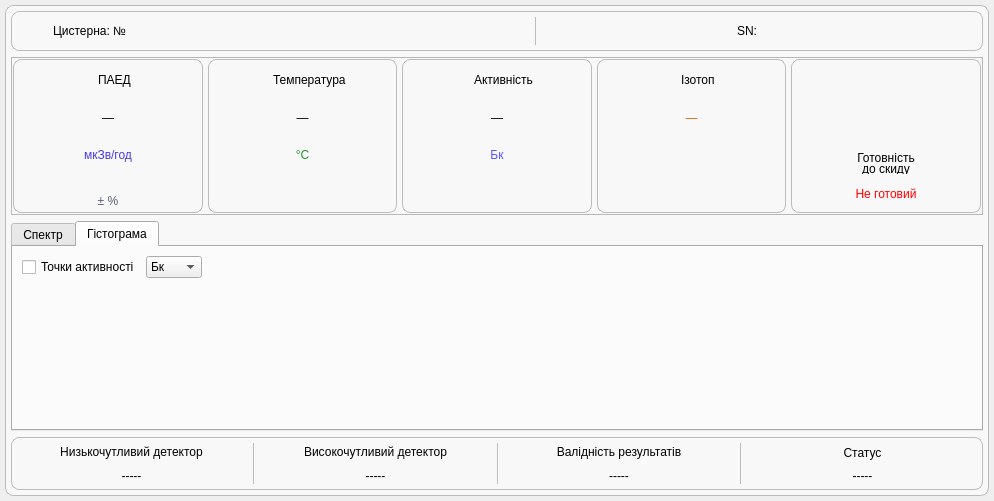
The window that _UI/dashboardbarrel.ui (Miskiv-Andrew/wroc) describes before a commit, drawn with Qt 5.
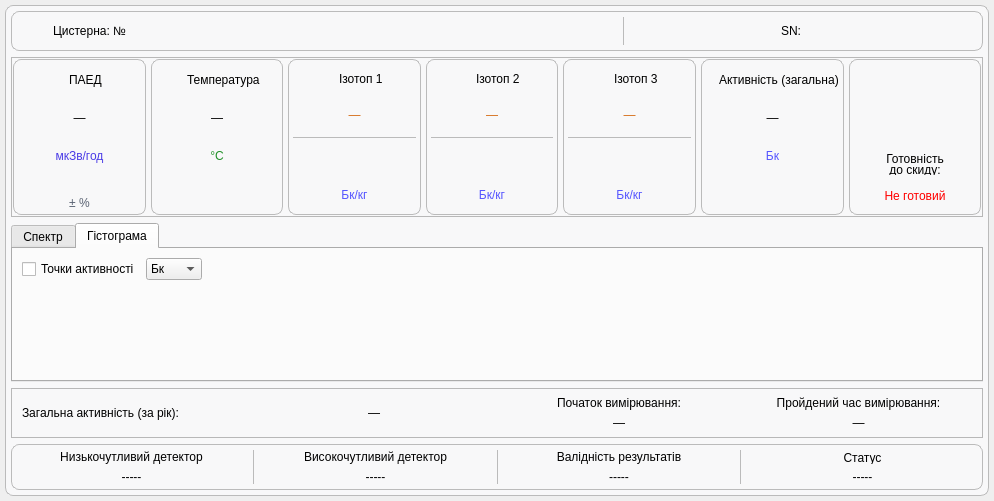
The same window after the commit. The open tabs and pages were chosen to show the change.

```diff
--- a/_UI/dashboardbarrel.ui
+++ b/_UI/dashboardbarrel.ui
@@ -74,7 +74,7 @@
      <property name="frameShadow">
       <enum>QFrame::Shadow::Raised</enum>
      </property>
-     <layout class="QGridLayout" name="gridLayout_3" rowstretch="1,3,4,1">
+     <layout class="QGridLayout" name="gridLayout_3" rowstretch="1,0,0,0,0">
       <property name="leftMargin">
        <number>5</number>
       </property>
@@ -90,7 +90,110 @@
       <property name="horizontalSpacing">
        <number>5</number>
       </property>
-      <item row="3" column="0">
+      <item row="2" column="0">
+       <widget class="QTabWidget" name="selectorGraph">
+        <property name="styleSheet">
+         <string notr="true">#selectorGraph {
+border: 1px solid black;
+border-radius: 8px
+}</string>
+        </property>
+        <property name="currentIndex">
+         <number>0</number>
+        </property>
+        <widget class="QWidget" name="spectrumWidget">
+         <attribute name="title">
+          <string>Спектр</string>
+         </attribute>
+         <layout class="QVBoxLayout" name="verticalLayout_2">
+          <property name="leftMargin">
+           <number>9</number>
+          </property>
+          <property name="topMargin">
+           <number>9</number>
+          </property>
+          <property name="rightMargin">
+           <number>9</number>
+          </property>
+          <property name="bottomMargin">
+           <number>9</number>
+          </property>
+         </layout>
+        </widget>
+        <widget class="QWidget" name="histogram">
+         <attribute name="title">
+          <string>Гістограма</string>
+         </attribute>
+         <layout class="QVBoxLayout" name="verticalLayout_4">
+          <property name="leftMargin">
+           <number>9</number>
+          </property>
+          <property name="topMargin">
+           <number>9</number>
+          </property>
+          <property name="rightMargin">
+           <number>9</number>
+          </property>
+          <property name="bottomMargin">
+           <number>9</number>
+          </property>
+          <item>
+           <layout class="QVBoxLayout" name="verticalLayout" stretch="0,10">
+            <item>
+             <layout class="QHBoxLayout" name="horizontalLayout">
+              <item>
+               <widget class="QCheckBox" name="checkHistogram">
+                <property name="text">
+                 <string>Точки активності</string>
+                </property>
+               </widget>
+              </item>
+              <item>
+               <widget class="QComboBox" name="chooseActivityValue">
+                <item>
+                 <property name="text">
+                  <string>Бк</string>
+                 </property>
+                </item>
+                <item>
+                 <property name="text">
+                  <string>Бк/кг</string>
+                 </property>
+                </item>
+               </widget>
+              </item>
+              <item>
+               <spacer name="horizontalSpacer_12">
+                <property name="orientation">
+                 <enum>Qt::Orientation::Horizontal</enum>
+                </property>
+                <property name="sizeHint" stdset="0">
+                 <size>
+                  <width>40</width>
+                  <height>20</height>
+                 </size>
+                </property>
+               </spacer>
+              </item>
+             </layout>
+            </item>
+            <item>
+             <widget class="QWidget" name="histogramWidget" native="true">
+              <property name="sizePolicy">
+               <sizepolicy hsizetype="Preferred" vsizetype="Preferred">
+                <horstretch>0</horstretch>
+                <verstretch>0</verstretch>
+               </sizepolicy>
+              </property>
+             </widget>
+            </item>
+           </layout>
+          </item>
+         </layout>
+        </widget>
+       </widget>
+      </item>
+      <item row="4" column="0">
        <widget class="QFrame" name="statusSection">
         <property name="styleSheet">
          <string notr="true">#statusSection {
@@ -351,6 +454,21 @@
              </property>
             </widget>
            </item>
+           <item>
+            <widget class="QLabel" name="barrelFullness">
+             <property name="styleSheet">
+              <string notr="true">font: 700 11pt &quot;Segoe UI&quot;;
+
+</string>
+             </property>
+             <property name="text">
+              <string/>
+             </property>
+             <property name="alignment">
+              <set>Qt::AlignmentFlag::AlignLeading|Qt::AlignmentFlag::AlignLeft|Qt::AlignmentFlag::AlignVCenter</set>
+             </property>
+            </widget>
+           </item>
            <item>
             <spacer name="horizontalSpacer_2">
              <property name="orientation">
@@ -414,109 +532,6 @@
         </layout>
        </widget>
       </item>
-      <item row="2" column="0">
-       <widget class="QTabWidget" name="selectorGraph">
-        <property name="styleSheet">
-         <string notr="true">#selectorGraph {
-border: 1px solid black;
-border-radius: 8px
-}</string>
-        </property>
-        <property name="currentIndex">
-         <number>0</number>
-        </property>
-        <widget class="QWidget" name="spectrumWidget">
-         <attribute name="title">
-          <string>Спектр</string>
-         </attribute>
-         <layout class="QVBoxLayout" name="verticalLayout_2">
-          <property name="leftMargin">
-           <number>9</number>
-          </property>
-          <property name="topMargin">
-           <number>9</number>
-          </property>
-          <property name="rightMargin">
-           <number>9</number>
-          </property>
-          <property name="bottomMargin">
-           <number>9</number>
-          </property>
-         </layout>
-        </widget>
-        <widget class="QWidget" name="histogram">
-         <attribute name="title">
-          <string>Гістограма</string>
-         </attribute>
-         <layout class="QVBoxLayout" name="verticalLayout_4">
-          <property name="leftMargin">
-           <number>9</number>
-          </property>
-          <property name="topMargin">
-           <number>9</number>
-          </property>
-          <property name="rightMargin">
-           <number>9</number>
-          </property>
-          <property name="bottomMargin">
-           <number>9</number>
-          </property>
-          <item>
-           <layout class="QVBoxLayout" name="verticalLayout" stretch="0,10">
-            <item>
-             <layout class="QHBoxLayout" name="horizontalLayout">
-              <item>
-               <widget class="QCheckBox" name="checkHistogram">
-                <property name="text">
-                 <string>Точки активності</string>
-                </property>
-               </widget>
-              </item>
-              <item>
-               <widget class="QComboBox" name="chooseActivityValue">
-                <item>
-                 <property name="text">
-                  <string>Бк</string>
-                 </property>
-                </item>
-                <item>
-                 <property name="text">
-                  <string>Бк/кг</string>
-                 </property>
-                </item>
-               </widget>
-              </item>
-              <item>
-               <spacer name="horizontalSpacer_12">
-                <property name="orientation">
-                 <enum>Qt::Orientation::Horizontal</enum>
-                </property>
-                <property name="sizeHint" stdset="0">
-                 <size>
-                  <width>40</width>
-                  <height>20</height>
-                 </size>
-                </property>
-               </spacer>
-              </item>
-             </layout>
-            </item>
-            <item>
-             <widget class="QWidget" name="histogramWidget" native="true">
-              <property name="sizePolicy">
-               <sizepolicy hsizetype="Preferred" vsizetype="Preferred">
-                <horstretch>0</horstretch>
-                <verstretch>0</verstretch>
-               </sizepolicy>
-              </property>
-             </widget>
-            </item>
-           </layout>
-          </item>
-         </layout>
-        </widget>
-       </widget>
-      </item>
       <item row="1" column="0">
        <widget class="QFrame" name="measureSection">
         <property name="sizePolicy">
@@ -548,7 +563,7 @@
           <number>1</number>
          </property>
          <item>
-          <layout class="QHBoxLayout" name="horizontalLayout_6" stretch="1,1,1,1,1">
+          <layout class="QHBoxLayout" name="horizontalLayout_6" stretch="1,1,1,1,1,1,1">
            <item>
             <widget class="QWidget" name="widgetDose" native="true">
              <property name="styleSheet">
@@ -800,6 +815,417 @@
              </layout>
             </widget>
            </item>
+           <item>
+            <widget class="QWidget" name="widgetIsotope1" native="true">
+             <property name="styleSheet">
+              <string notr="true">#widgetIsotope1 {
+border: 1px solid #bbb;
+border-radius: 8px
+}</string>
+             </property>
+             <layout class="QVBoxLayout" name="verticalLayout_16">
+              <property name="leftMargin">
+               <number>5</number>
+              </property>
+              <property name="topMargin">
+               <number>5</number>
+              </property>
+              <property name="rightMargin">
+               <number>5</number>
+              </property>
+              <property name="bottomMargin">
+               <number>5</number>
+              </property>
+              <item>
+               <layout class="QVBoxLayout" name="verticalLayout_15">
+                <item>
+                 <layout class="QHBoxLayout" name="horizontalLayout_11">
+                  <item>
+                   <spacer name="horizontalSpacer_8">
+                    <property name="orientation">
+                     <enum>Qt::Orientation::Horizontal</enum>
+                    </property>
+                    <property name="sizeHint" stdset="0">
+                     <size>
+                      <width>40</width>
+                      <height>20</height>
+                     </size>
+                    </property>
+                   </spacer>
+                  </item>
+                  <item>
+                   <widget class="QLabel" name="iconIsotope">
+                    <property name="maximumSize">
+                     <size>
+                      <width>30</width>
+                      <height>30</height>
+                     </size>
+                    </property>
+                    <property name="text">
+                     <string/>
+                    </property>
+                    <property name="scaledContents">
+                     <bool>true</bool>
+                    </property>
+                   </widget>
+                  </item>
+                  <item>
+                   <widget class="QLabel" name="iconisotopeLabel">
+                    <property name="styleSheet">
+                     <string notr="true">font: 600 9pt &quot;Segoe UI&quot;;</string>
+                    </property>
+                    <property name="text">
+                     <string>Ізотоп 1</string>
+                    </property>
+                   </widget>
+                  </item>
+                  <item>
+                   <spacer name="horizontalSpacer_9">
+                    <property name="orientation">
+                     <enum>Qt::Orientation::Horizontal</enum>
+                    </property>
+                    <property name="sizeHint" stdset="0">
+                     <size>
+                      <width>40</width>
+                      <height>20</height>
+                     </size>
+                    </property>
+                   </spacer>
+                  </item>
+                 </layout>
+                </item>
+                <item>
+                 <widget class="QLabel" name="isotopeValue1">
+                  <property name="styleSheet">
+                   <string notr="true">color: rgb(213, 108, 22);
+font: 700 13pt &quot;Segoe UI&quot;;
+
+</string>
+                  </property>
+                  <property name="text">
+                   <string>—</string>
+                  </property>
+                  <property name="alignment">
+                   <set>Qt::AlignmentFlag::AlignCenter</set>
+                  </property>
+                 </widget>
+                </item>
+                <item>
+                 <widget class="QFrame" name="frame_5">
+                  <property name="styleSheet">
+                   <string notr="true">color: #bbb;</string>
+                  </property>
+                  <property name="frameShape">
+                   <enum>QFrame::Shape::HLine</enum>
+                  </property>
+                  <property name="frameShadow">
+                   <enum>QFrame::Shadow::Plain</enum>
+                  </property>
+                 </widget>
+                </item>
+                <item>
+                 <widget class="QLabel" name="isotopeActivity1">
+                  <property name="text">
+                   <string/>
+                  </property>
+                  <property name="alignment">
+                   <set>Qt::AlignmentFlag::AlignCenter</set>
+                  </property>
+                 </widget>
+                </item>
+                <item>
+                 <widget class="QLabel" name="label">
+                  <property name="styleSheet">
+                   <string notr="true">color: rgb(85, 85, 255);
+font: 700 10pt &quot;Segoe UI&quot;;</string>
+                  </property>
+                  <property name="text">
+                   <string>Бк/кг</string>
+                  </property>
+                  <property name="alignment">
+                   <set>Qt::AlignmentFlag::AlignCenter</set>
+                  </property>
+                 </widget>
+                </item>
+               </layout>
+              </item>
+             </layout>
+            </widget>
+           </item>
+           <item>
+            <widget class="QWidget" name="widgetIsotope2" native="true">
+             <property name="styleSheet">
+              <string notr="true">#widgetIsotope2 {
+border: 1px solid #bbb;
+border-radius: 8px
+}</string>
+             </property>
+             <layout class="QVBoxLayout" name="verticalLayout_24">
+              <property name="leftMargin">
+               <number>5</number>
+              </property>
+              <property name="topMargin">
+               <number>5</number>
+              </property>
+              <property name="rightMargin">
+               <number>5</number>
+              </property>
+              <property name="bottomMargin">
+               <number>5</number>
+              </property>
+              <item>
+               <layout class="QVBoxLayout" name="verticalLayout_26">
+                <item>
+                 <layout class="QHBoxLayout" name="horizontalLayout_18">
+                  <item>
+                   <spacer name="horizontalSpacer_15">
+                    <property name="orientation">
+                     <enum>Qt::Orientation::Horizontal</enum>
+                    </property>
+                    <property name="sizeHint" stdset="0">
+                     <size>
+                      <width>40</width>
+                      <height>20</height>
+                     </size>
+                    </property>
+                   </spacer>
+                  </item>
+                  <item>
+                   <widget class="QLabel" name="iconIsotope2">
+                    <property name="maximumSize">
+                     <size>
+                      <width>30</width>
+                      <height>30</height>
+                     </size>
+                    </property>
+                    <property name="text">
+                     <string/>
+                    </property>
+                    <property name="scaledContents">
+                     <bool>true</bool>
+                    </property>
+                   </widget>
+                  </item>
+                  <item>
+                   <widget class="QLabel" name="iconisotopeLabel_2">
+                    <property name="styleSheet">
+                     <string notr="true">font: 600 9pt &quot;Segoe UI&quot;;</string>
+                    </property>
+                    <property name="text">
+                     <string>Ізотоп 2</string>
+                    </property>
+                   </widget>
+                  </item>
+                  <item>
+                   <spacer name="horizontalSpacer_16">
+                    <property name="orientation">
+                     <enum>Qt::Orientation::Horizontal</enum>
+                    </property>
+                    <property name="sizeHint" stdset="0">
+                     <size>
+                      <width>40</width>
+                      <height>20</height>
+                     </size>
+                    </property>
+                   </spacer>
+                  </item>
+                 </layout>
+                </item>
+                <item>
+                 <widget class="QLabel" name="isotopeValue2">
+                  <property name="styleSheet">
+                   <string notr="true">color: rgb(213, 108, 22);
+font: 700 13pt &quot;Segoe UI&quot;;
+
+</string>
+                  </property>
+                  <property name="text">
+                   <string>—</string>
+                  </property>
+                  <property name="alignment">
+                   <set>Qt::AlignmentFlag::AlignCenter</set>
+                  </property>
+                 </widget>
+                </item>
+                <item>
+                 <widget class="QFrame" name="frame_6">
+                  <property name="styleSheet">
+                   <string notr="true">color: #bbb;</string>
+                  </property>
+                  <property name="frameShape">
+                   <enum>QFrame::Shape::HLine</enum>
+                  </property>
+                  <property name="frameShadow">
+                   <enum>QFrame::Shadow::Plain</enum>
+                  </property>
+                 </widget>
+                </item>
+                <item>
+                 <widget class="QLabel" name="isotopeActivity2">
+                  <property name="text">
+                   <string/>
+                  </property>
+                  <property name="alignment">
+                   <set>Qt::AlignmentFlag::AlignCenter</set>
+                  </property>
+                 </widget>
+                </item>
+                <item>
+                 <widget class="QLabel" name="label_13">
+                  <property name="styleSheet">
+                   <string notr="true">color: rgb(85, 85, 255);
+font: 700 10pt &quot;Segoe UI&quot;;</string>
+                  </property>
+                  <property name="text">
+                   <string>Бк/кг</string>
+                  </property>
+                  <property name="alignment">
+                   <set>Qt::AlignmentFlag::AlignCenter</set>
+                  </property>
+                 </widget>
+                </item>
+               </layout>
+              </item>
+             </layout>
+            </widget>
+           </item>
+           <item>
+            <widget class="QWidget" name="widgetIsotope3" native="true">
+             <property name="styleSheet">
+              <string notr="true">#widgetIsotope3 {
+border: 1px solid #bbb;
+border-radius: 8px
+}</string>
+             </property>
+             <layout class="QVBoxLayout" name="verticalLayout_33">
+              <property name="leftMargin">
+               <number>5</number>
+              </property>
+              <property name="topMargin">
+               <number>5</number>
+              </property>
+              <property name="rightMargin">
+               <number>5</number>
+              </property>
+              <property name="bottomMargin">
+               <number>5</number>
+              </property>
+              <item>
+               <layout class="QVBoxLayout" name="verticalLayout_34">
+                <item>
+                 <layout class="QHBoxLayout" name="horizontalLayout_24">
+                  <item>
+                   <spacer name="horizontalSpacer_23">
+                    <property name="orientation">
+                     <enum>Qt::Orientation::Horizontal</enum>
+                    </property>
+                    <property name="sizeHint" stdset="0">
+                     <size>
+                      <width>40</width>
+                      <height>20</height>
+                     </size>
+                    </property>
+                   </spacer>
+                  </item>
+                  <item>
+                   <widget class="QLabel" name="iconIsotope3">
+                    <property name="maximumSize">
+                     <size>
+                      <width>30</width>
+                      <height>30</height>
+                     </size>
+                    </property>
+                    <property name="text">
+                     <string/>
+                    </property>
+                    <property name="scaledContents">
+                     <bool>true</bool>
+                    </property>
+                   </widget>
+                  </item>
+                  <item>
+                   <widget class="QLabel" name="iconisotopeLabel_6">
+                    <property name="styleSheet">
+                     <string notr="true">font: 600 9pt &quot;Segoe UI&quot;;</string>
+                    </property>
+                    <property name="text">
+                     <string>Ізотоп 3</string>
+                    </property>
+                   </widget>
+                  </item>
+                  <item>
+                   <spacer name="horizontalSpacer_24">
+                    <property name="orientation">
+                     <enum>Qt::Orientation::Horizontal</enum>
+                    </property>
+                    <property name="sizeHint" stdset="0">
+                     <size>
+                      <width>40</width>
+                      <height>20</height>
+                     </size>
+                    </property>
+                   </spacer>
+                  </item>
+                 </layout>
+                </item>
+                <item>
+                 <widget class="QLabel" name="isotopeValue3">
+                  <property name="styleSheet">
+                   <string notr="true">color: rgb(213, 108, 22);
+font: 700 13pt &quot;Segoe UI&quot;;
+
+</string>
+                  </property>
+                  <property name="text">
+                   <string>—</string>
+                  </property>
+                  <property name="alignment">
+                   <set>Qt::AlignmentFlag::AlignCenter</set>
+                  </property>
+                 </widget>
+                </item>
+                <item>
+                 <widget class="QFrame" name="frame_7">
+                  <property name="styleSheet">
+                   <string notr="true">color: #bbb;</string>
+                  </property>
+                  <property name="frameShape">
+                   <enum>QFrame::Shape::HLine</enum>
+                  </property>
+                  <property name="frameShadow">
+                   <enum>QFrame::Shadow::Plain</enum>
+                  </property>
+                 </widget>
+                </item>
+                <item>
+                 <widget class="QLabel" name="isotopeActivity3">
+                  <property name="text">
+                   <string/>
+                  </property>
+                  <property name="alignment">
+                   <set>Qt::AlignmentFlag::AlignCenter</set>
+                  </property>
+                 </widget>
+                </item>
+                <item>
+                 <widget class="QLabel" name="label_21">
+                  <property name="styleSheet">
+                   <string notr="true">color: rgb(85, 85, 255);
+font: 700 10pt &quot;Segoe UI&quot;;</string>
+                  </property>
+                  <property name="text">
+                   <string>Бк/кг</string>
+                  </property>
+                  <property name="alignment">
+                   <set>Qt::AlignmentFlag::AlignCenter</set>
+                  </property>
+                 </widget>
+                </item>
+               </layout>
+              </item>
+             </layout>
+            </widget>
+           </item>
            <item>
             <widget class="QWidget" name="widgetActivity" native="true">
              <property name="styleSheet">
@@ -860,7 +1286,7 @@
                      <string notr="true">font: 600 9pt &quot;Segoe UI&quot;;</string>
                     </property>
                     <property name="text">
-                     <string>Активність</string>
+                     <string>Активність (загальна)</string>
                     </property>
                    </widget>
                   </item>
@@ -923,126 +1349,6 @@
              </layout>
             </widget>
            </item>
-           <item>
-            <widget class="QWidget" name="widgetIsotope" native="true">
-             <property name="styleSheet">
-              <string notr="true">#widgetIsotope {
-border: 1px solid #bbb;
-border-radius: 8px
-}</string>
-             </property>
-             <layout class="QVBoxLayout" name="verticalLayout_16">
-              <property name="leftMargin">
-               <number>5</number>
-              </property>
-              <property name="topMargin">
-               <number>5</number>
-              </property>
-              <property name="rightMargin">
-               <number>5</number>
-              </property>
-              <property name="bottomMargin">
-               <number>5</number>
-              </property>
-              <item>
-               <layout class="QVBoxLayout" name="verticalLayout_15">
-                <item>
-                 <layout class="QHBoxLayout" name="horizontalLayout_11">
-                  <item>
-                   <spacer name="horizontalSpacer_8">
-                    <property name="orientation">
-                     <enum>Qt::Orientation::Horizontal</enum>
-                    </property>
-                    <property name="sizeHint" stdset="0">
-                     <size>
-                      <width>40</width>
-                      <height>20</height>
-                     </size>
-                    </property>
-                   </spacer>
-                  </item>
-                  <item>
-                   <widget class="QLabel" name="iconIsotope">
-                    <property name="maximumSize">
-                     <size>
-                      <width>30</width>
-                      <height>30</height>
-                     </size>
-                    </property>
-                    <property name="text">
-                     <string/>
-                    </property>
-                    <property name="scaledContents">
-                     <bool>true</bool>
-                    </property>
-                   </widget>
-                  </item>
-                  <item>
-                   <widget class="QLabel" name="iconisotopeLabel">
-                    <property name="styleSheet">
-                     <string notr="true">font: 600 9pt &quot;Segoe UI&quot;;</string>
-                    </property>
-                    <property name="text">
-                     <string>Ізотоп</string>
-                    </property>
-                   </widget>
-                  </item>
-                  <item>
-                   <spacer name="horizontalSpacer_9">
-                    <property name="orientation">
-                     <enum>Qt::Orientation::Horizontal</enum>
-                    </property>
-                    <property name="sizeHint" stdset="0">
-                     <size>
-                      <width>40</width>
-                      <height>20</height>
-                     </size>
-                    </property>
-                   </spacer>
-                  </item>
-                 </layout>
-                </item>
-                <item>
-                 <widget class="QLabel" name="isotopeValue">
-                  <property name="styleSheet">
-                   <string notr="true">color: rgb(213, 108, 22);
-font: 700 13pt &quot;Segoe UI&quot;;
-
-</string>
-                  </property>
-                  <property name="text">
-                   <string>—</string>
-                  </property>
-                  <property name="alignment">
-                   <set>Qt::AlignmentFlag::AlignCenter</set>
-                  </property>
-                 </widget>
-                </item>
-                <item>
-                 <widget class="QLabel" name="label_4">
-                  <property name="text">
-                   <string/>
-                  </property>
-                  <property name="alignment">
-                   <set>Qt::AlignmentFlag::AlignCenter</set>
-                  </property>
-                 </widget>
-                </item>
-                <item>
-                 <widget class="QLabel" name="label">
-                  <property name="text">
-                   <string/>
-                  </property>
-                  <property name="alignment">
-                   <set>Qt::AlignmentFlag::AlignCenter</set>
-                  </property>
-                 </widget>
-                </item>
-               </layout>
-              </item>
-             </layout>
-            </widget>
-           </item>
            <item>
             <widget class="QWidget" name="widgetBarrel" native="true">
              <property name="styleSheet">
@@ -1118,7 +1424,7 @@
                 <item>
                  <widget class="QLabel" name="readyLabel">
                   <property name="text">
-                   <string>&lt;div style='line-height:80%'&gt;Готовність&lt;br&gt;до скиду&lt;/div&gt;</string>
+                   <string>&lt;div style='line-height:80%'&gt;Готовність&lt;br&gt;до скиду:&lt;/div&gt;</string>
                   </property>
                   <property name="alignment">
                    <set>Qt::AlignmentFlag::AlignBottom|Qt::AlignmentFlag::AlignHCenter</set>
@@ -1149,6 +1455,185 @@
         </layout>
        </widget>
       </item>
+      <item row="3" column="0">
+       <widget class="QFrame" name="additionalInfo">
+        <property name="frameShape">
+         <enum>QFrame::Shape::StyledPanel</enum>
+        </property>
+        <property name="frameShadow">
+         <enum>QFrame::Shadow::Raised</enum>
+        </property>
+        <layout class="QHBoxLayout" name="horizontalLayout_15">
+         <property name="leftMargin">
+          <number>5</number>
+         </property>
+         <property name="topMargin">
+          <number>5</number>
+         </property>
+         <property name="rightMargin">
+          <number>5</number>
+         </property>
+         <property name="bottomMargin">
+          <number>5</number>
+         </property>
+         <item>
+          <layout class="QHBoxLayout" name="horizontalLayout_14">
+           <item>
+            <widget class="QWidget" name="widgetTotalActivity" native="true">
+             <layout class="QHBoxLayout" name="horizontalLayout_17">
+              <property name="leftMargin">
+               <number>5</number>
+              </property>
+              <property name="topMargin">
+               <number>5</number>
+              </property>
+              <property name="rightMargin">
+               <number>5</number>
+              </property>
+              <property name="bottomMargin">
+               <number>5</number>
+              </property>
+              <item>
+               <layout class="QHBoxLayout" name="horizontalLayout_16">
+                <item>
+                 <widget class="QLabel" name="label_3">
+                  <property name="styleSheet">
+                   <string notr="true">font: 600 9pt &quot;Segoe UI&quot;;</string>
+                  </property>
+                  <property name="text">
+                   <string>Загальна активність (за рік):</string>
+                  </property>
+                 </widget>
+                </item>
+                <item>
+                 <widget class="QLabel" name="label_7">
+                  <property name="styleSheet">
+                   <string notr="true">font: 700 15pt &quot;Segoe UI&quot;;
+
+</string>
+                  </property>
+                  <property name="text">
+                   <string>—</string>
+                  </property>
+                  <property name="alignment">
+                   <set>Qt::AlignmentFlag::AlignCenter</set>
+                  </property>
+                 </widget>
+                </item>
+               </layout>
+              </item>
+             </layout>
+            </widget>
+           </item>
+           <item>
+            <widget class="QWidget" name="widget" native="true">
+             <layout class="QVBoxLayout" name="verticalLayout_22">
+              <property name="leftMargin">
+               <number>1</number>
+              </property>
+              <property name="topMargin">
+               <number>1</number>
+              </property>
+              <property name="rightMargin">
+               <number>1</number>
+              </property>
+              <property name="bottomMargin">
+               <number>1</number>
+              </property>
+              <item>
+               <layout class="QVBoxLayout" name="verticalLayout_21">
+                <item>
+                 <widget class="QWidget" name="widget_3" native="true">
+                  <layout class="QHBoxLayout" name="horizontalLayout_22">
+                   <property name="leftMargin">
+                    <number>1</number>
+                   </property>
+                   <property name="topMargin">
+                    <number>1</number>
+                   </property>
+                   <property name="rightMargin">
+                    <number>1</number>
+                   </property>
+                   <property name="bottomMargin">
+                    <number>1</number>
+                   </property>
+                   <item>
+                    <layout class="QHBoxLayout" name="horizontalLayout_19">
+                     <item>
+                      <layout class="QVBoxLayout" name="verticalLayout_25">
+                       <item>
+                        <widget class="QLabel" name="label_8">
+                         <property name="styleSheet">
+                          <string notr="true">font: 600 9pt &quot;Segoe UI&quot;;</string>
+                         </property>
+                         <property name="text">
+                          <string>Початок вимірювання:</string>
+                         </property>
+                         <property name="alignment">
+                          <set>Qt::AlignmentFlag::AlignCenter</set>
+                         </property>
+                        </widget>
+                       </item>
+                       <item>
+                        <widget class="QLabel" name="label_9">
+                         <property name="styleSheet">
+                          <string notr="true">font: 600 9pt &quot;Segoe UI&quot;;</string>
+                         </property>
+                         <property name="text">
+                          <string>—</string>
+                         </property>
+                         <property name="alignment">
+                          <set>Qt::AlignmentFlag::AlignCenter</set>
+                         </property>
+                        </widget>
+                       </item>
+                      </layout>
+                     </item>
+                     <item>
+                      <layout class="QVBoxLayout" name="verticalLayout_23">
+                       <item>
+                        <widget class="QLabel" name="label_10">
+                         <property name="styleSheet">
+                          <string notr="true">font: 600 9pt &quot;Segoe UI&quot;;</string>
+                         </property>
+                         <property name="text">
+                          <string>Пройдений час вимірювання:</string>
+                         </property>
+                         <property name="alignment">
+                          <set>Qt::AlignmentFlag::AlignCenter</set>
+                         </property>
+                        </widget>
+                       </item>
+                       <item>
+                        <widget class="QLabel" name="label_11">
+                         <property name="styleSheet">
+                          <string notr="true">font: 600 9pt &quot;Segoe UI&quot;;</string>
+                         </property>
+                         <property name="text">
+                          <string>—</string>
+                         </property>
+                         <property name="alignment">
+                          <set>Qt::AlignmentFlag::AlignCenter</set>
+                         </property>
+                        </widget>
+                       </item>
+                      </layout>
+                     </item>
+                    </layout>
+                   </item>
+                  </layout>
+                 </widget>
+                </item>
+               </layout>
+              </item>
+             </layout>
+            </widget>
+           </item>
+          </layout>
+         </item>
+        </layout>
+       </widget>
+      </item>
      </layout>
     </widget>
    </item>
```
